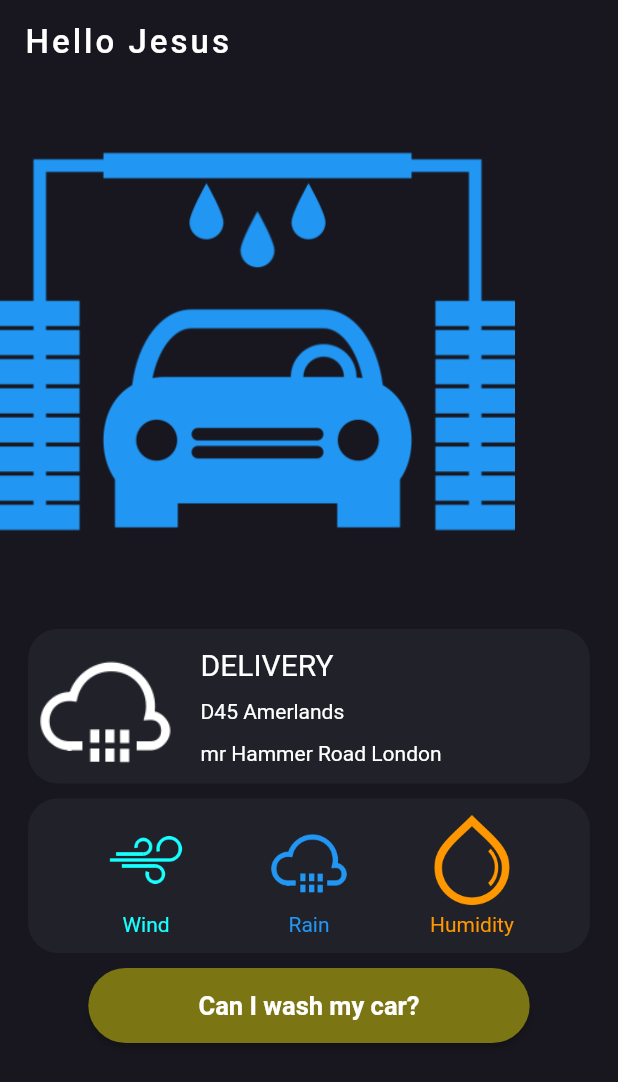
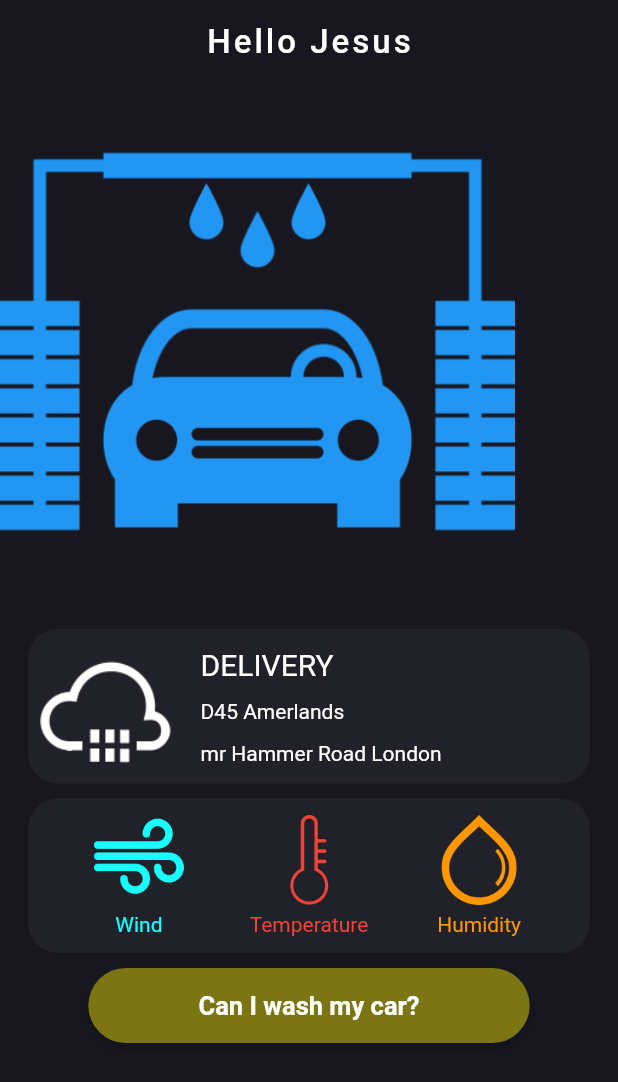
Before and after one commit to jgilbertcastro/canwashmycar, a Flutter app: the screen it shows after launch, after a tap on "Can I wash my car?", on a phone screen of 412 x 824 dp. Shown: the top 1082 px of the screen. Run offline on Flutter 3.47's test engine with Material 2 defaults, Android fonts, the phone set to English and light mode, and no system bars; our stand-ins replace location.

Commit message:
Auto stash before rebase of "origin/master"
add model and api for weather

```diff
--- a/lib/main.dart
+++ b/lib/main.dart
@@ -15,7 +15,7 @@ class CanWashMyCar extends StatelessWidget {
   Widget build(BuildContext context) {
     return MaterialApp(
       debugShowCheckedModeBanner: false,
-      title: 'Cake',
+      title: 'Can i wash my car?',
       theme: ThemeData(
         primaryColorDark: Color(0xFF18171f),
         accentColor: Color(0xFFfff200),
--- /dev/null
+++ b/lib/models/weatherData.dart
@@ -0,0 +1,19 @@
+class WeatherData {
+  final DateTime date;
+  final String name;
+  final double temp;
+  final String main;
+  final String icon;
+
+  WeatherData({this.date, this.name, this.temp, this.main, this.icon});
+
+  factory WeatherData.fromJson(Map<String, dynamic> json) {
+    return WeatherData(
+      date: new DateTime.fromMillisecondsSinceEpoch(json['dt'] * 1000, isUtc: false),
+      name: json['name'],
+      temp: json['main']['temp'].toDouble(),
+      main: json['weather'][0]['main'],
+      icon: json['weather'][0]['icon'],
+    );
+  }
+}
--- a/lib/src/home.dart
+++ b/lib/src/home.dart
@@ -1,5 +1,10 @@
+import 'package:canwashmycar/models/weatherData.dart';
+import 'package:canwashmycar/util/service.dart';
 import 'package:flutter/cupertino.dart';
 import 'package:flutter/material.dart';
+import 'package:location/location.dart';
+import 'dart:convert';
+import 'package:http/http.dart' as http;
 
 class HomePage extends StatefulWidget {
   @override
@@ -7,6 +12,55 @@ class HomePage extends StatefulWidget {
 }
 
 class _HomePageState extends State<HomePage> {
+bool isLoading = false;
+Location _location = new Location();
+WeatherData weatherData;
+
+ String error;
+
+loadWeather() async {
+    setState(() {
+      isLoading = true;
+    });
+
+    Map<String, double> location;
+
+    try {
+      location = (await _location.getLocation) as Map<String, double>;
+
+      error = null;
+    } catch (e) {
+      if (e.code == 'PERMISSION_DENIED') {
+        error = 'Permission denied';
+      } else if (e.code == 'PERMISSION_DENIED_NEVER_ASK') {
+        error = 'Permission denied - please ask the user to enable it from the app settings';
+      }
+
+      location = null;
+    }
+
+    if (location != null) {
+      final lat = location['latitude'];
+      final lon = location['longitude'];
+
+      final weatherResponse =  await http.get(
+          'https://api.openweathermap.org/data/2.5/weather?APPID=2ac4a2730c64fcd2dd7cec483c2d54d8&lat=$lat&lon=$lon');
+
+      if (weatherResponse.statusCode == 200) {
+        return setState(() {
+          weatherData = new WeatherData.fromJson(jsonDecode(weatherResponse.body));
+
+          isLoading = false;
+        });
+      }
+    }
+
+    setState(() {
+      isLoading = false;
+    });
+  }
+
+
   @override
   Widget build(BuildContext context) {
     Size size = MediaQuery.of(context).size;
@@ -15,7 +69,8 @@ class _HomePageState extends State<HomePage> {
         appBar: AppBar(
           elevation: 0.0,
           backgroundColor: Theme.of(context).primaryColorDark,
-          title: Column(
+          title: Center(
+            child:Column(
             mainAxisAlignment: MainAxisAlignment.center,
             crossAxisAlignment: CrossAxisAlignment.center,
             children: <Widget>[
@@ -29,7 +84,7 @@ class _HomePageState extends State<HomePage> {
               ),
             ],
           ),
-        ),
+        ),),
         body: SingleChildScrollView(
           child: Column(
             children: <Widget>[
@@ -120,17 +175,17 @@ class _HomePageState extends State<HomePage> {
                       crossAxisAlignment: CrossAxisAlignment.center,
                       children: <Widget>[
                         Image.asset(
-                          'assets/images/rain.png',
-                          color: Colors.blue,
+                          'assets/images/temperature.png',
+                          color: Colors.red,
                           height: 60.0,
                         ),
                             SizedBox(
                           height: 5.0,
                         ),
                         Text(
-                          'Rain',
+                          'Temperature',
                           style: TextStyle(
-                            color: Colors.blue,
+                            color: Colors.red,
                           ),
                         )
                       ],
@@ -166,7 +221,7 @@ class _HomePageState extends State<HomePage> {
                   shape: new RoundedRectangleBorder(
                       borderRadius: new BorderRadius.circular(30.0)),
                   onPressed: () {
-
+                   loadWeather();
                   },
                   color: Theme.of(context).primaryColor,
                   child: new Padding(
--- /dev/null
+++ b/lib/util/service.dart
@@ -0,0 +1,13 @@
+import 'package:http/http.dart' as http;
+import 'package:location/location.dart';
+import 'package:flutter/services.dart';
+
+class Service {
+
+  Future<String> getWeather(String lat, String lon) async {
+     Map<String, double> location;
+    final weatherResponse = await http.get(
+          'https://api.openweathermap.org/data/2.5/weather?APPID=2ac4a2730c64fcd2dd7cec483c2d54d8&lat=$lat&lon=$lon');
+
+  }
+}
--- a/pubspec.yaml
+++ b/pubspec.yaml
@@ -20,9 +20,13 @@ dependencies:
   flutter:
     sdk: flutter
 
+
   # The following adds the Cupertino Icons font to your application.
   # Use with the CupertinoIcons class for iOS style icons.
   cupertino_icons: ^0.1.2
+  http: "^0.11.3+16"
+  intl: "^0.15.6"
+  location: "^1.3.4"
 
 dev_dependencies:
   flutter_test:
@@ -45,6 +49,7 @@ flutter:
     - assets/images/sun.png
     - assets/images/wind.png
     - assets/images/carwash.png
+    - assets/images/temperature.png
 
 
   # To add assets to your application, add an assets section, like this:
```
Also changed, not shown: assets/images/temperature.png (added), assets/images/wind.png, pubspec.lock, 4 other files.
